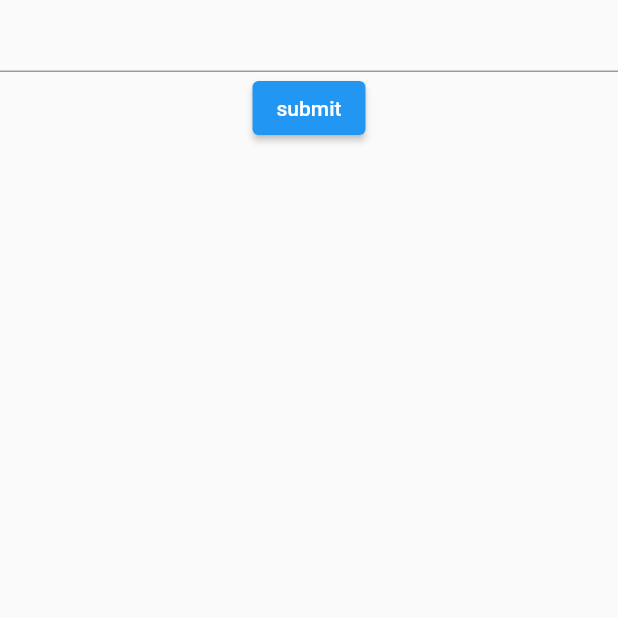
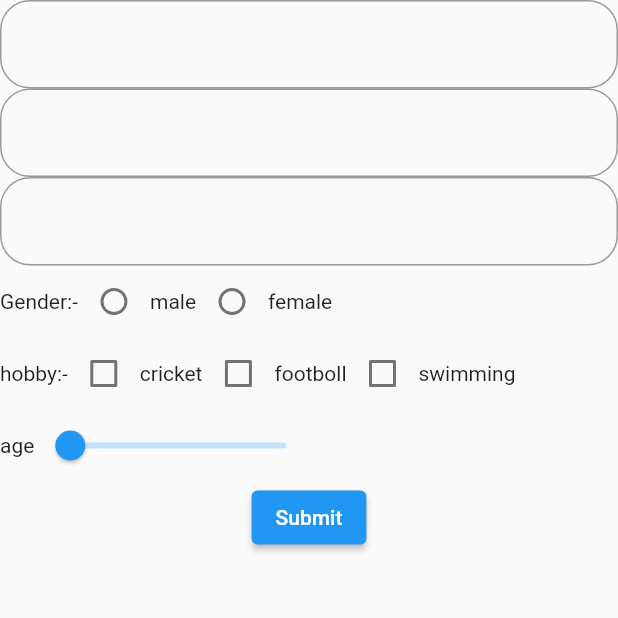
Before and after one commit to yash-suvagiya/firebase, a Flutter app: the screen it shows after launch, on a phone screen of 412 x 824 dp, the top half of it. Run offline on Flutter 3.47's test engine with Material 2 defaults, Android fonts, the phone set to English and light mode, and no system bars; our stand-ins replace firebase_core, firebase_database; accounts and stored records are empty.

Commit message:
registerform

```diff
--- a/lib/main.dart
+++ b/lib/main.dart
@@ -1,4 +1,6 @@
+import 'package:firebase/register_form/register_form.dart';
 import 'package:firebase/simple_crud.dart';
+import 'package:firebase/three_textfild/simple_three_textfild.dart';
 import 'package:flutter/material.dart';
 import 'package:firebase_core/firebase_core.dart';
 
@@ -15,10 +17,12 @@ class MyApp extends StatelessWidget {
   @override
   Widget build(BuildContext context) {
     return MaterialApp(
-        title: 'Flutter Demo',
-        theme: ThemeData(
-          primarySwatch: Colors.blue,
-        ),
-        home: SimpleCrudDemo());
+      title: 'Flutter Demo',
+      theme: ThemeData(
+        primarySwatch: Colors.blue,
+      ),
+      home: RagistrerPage(),
+      debugShowCheckedModeBanner: false,
+    );
   }
 }
--- /dev/null
+++ b/lib/register_form/register_form.dart
@@ -0,0 +1,129 @@
+import 'package:flutter/material.dart';
+import 'package:flutter/src/widgets/framework.dart';
+import 'package:flutter/src/widgets/placeholder.dart';
+
+class RagistrerPage extends StatefulWidget {
+  const RagistrerPage({super.key});
+
+  @override
+  State<RagistrerPage> createState() => _RagistrerPageState();
+}
+
+class _RagistrerPageState extends State<RagistrerPage> {
+  final TextEditingController _firstName = TextEditingController();
+  final TextEditingController _middleName = TextEditingController();
+  final TextEditingController _lastName = TextEditingController();
+  String gender = "gender";
+  String male = 'Male';
+  String female = 'female';
+  bool cricket = false;
+  bool footboll = false;
+  bool swimming = false;
+  double ageslider = 0;
+
+  @override
+  Widget build(BuildContext context) {
+    return Scaffold(
+      body: SafeArea(
+        child: Column(
+          children: [
+            TextField(
+              controller: _firstName,
+              decoration: InputDecoration(
+                border: OutlineInputBorder(
+                  borderRadius: BorderRadius.circular(20),
+                ),
+              ),
+            ),
+            TextField(
+              controller: _middleName,
+              decoration: InputDecoration(
+                border: OutlineInputBorder(
+                  borderRadius: BorderRadius.circular(20),
+                ),
+              ),
+            ),
+            TextField(
+              controller: _lastName,
+              decoration: InputDecoration(
+                border: OutlineInputBorder(
+                  borderRadius: BorderRadius.circular(20),
+                ),
+              ),
+            ),
+            Row(
+              children: [
+                const Text("Gender:-"),
+                Radio(
+                  value: male,
+                  groupValue: gender,
+                  onChanged: (value) {
+                    gender = value!;
+                    setState(() {});
+                  },
+                ),
+                Text('male'),
+                Radio(
+                  value: female,
+                  groupValue: gender,
+                  onChanged: (value) {
+                    gender = value!;
+                    setState(() {});
+                  },
+                ),
+                Text('female'),
+              ],
+            ),
+            Row(
+              children: [
+                const Text('hobby:-'),
+                Checkbox(
+                  value: cricket,
+                  onChanged: (value) {
+                    cricket = value!;
+                    setState(() {});
+                  },
+                ),
+                const Text('cricket'),
+                Checkbox(
+                  value: footboll,
+                  onChanged: (value) {
+                    footboll = value!;
+                    setState(() {});
+                  },
+                ),
+                const Text('footboll'),
+                Checkbox(
+                  value: swimming,
+                  onChanged: (value) {
+                    swimming = value!;
+                    setState(() {});
+                  },
+                ),
+                Text('swimming'),
+              ],
+            ),
+            Row(
+              children: [
+                Text('age'),
+                Slider(
+                  value: ageslider,
+                  onChanged: (value) {
+                    ageslider = value;
+                    setState(() {});
+                  },
+                ),
+              ],
+            ),
+            ElevatedButton(
+              onPressed: () {
+                setState(() {});
+              },
+              child: Text('Submit'),
+            ),
+          ],
+        ),
+      ),
+    );
+  }
+}
--- /dev/null
+++ b/lib/register_form/register_form_api.dart
@@ -0,0 +1,5 @@
+class RagisterForm {
+  String gender = 'gender';
+  String male = 'male';
+  String female = 'female';
+}
```
Also changed, not shown: lib/firebase_api.dart (+15 -0 lines), lib/simple_crud.dart (+28 -2 lines), lib/three_textfild/simple_three_textfild.dart (added, +60 -0 lines), lib/three_textfild/three_firebase_api.dart (added, +17 -0 lines), 1 other file.
